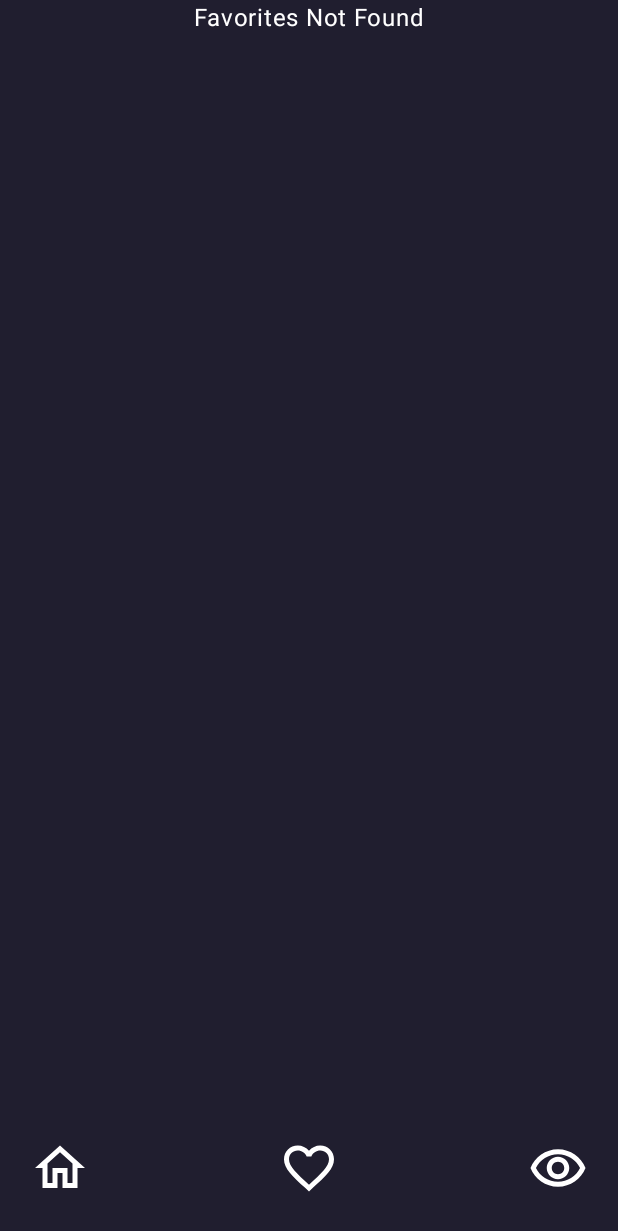
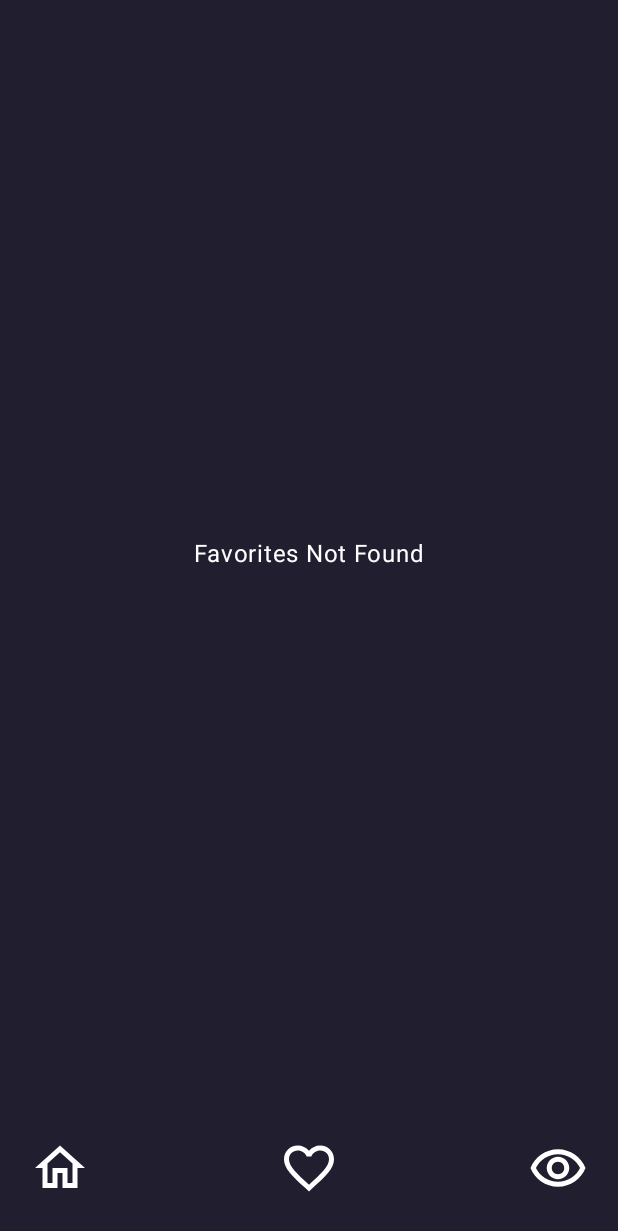
Before and after one commit to Korugan32/TvSeriesApp, an Android app built with Jetpack Compose: the FavoritesScreen screen opened through its navigation route, on a phone screen of 412 x 824 dp. Shown: the top 1231 px of the screen. Run offline under Robolectric (Android 15) with nearby library versions, the phone set to English and light mode, and no system bars; our stand-ins replace Room's generated code, livedata-compose.

Commit message:
Update FavoritesScreen

```diff
--- a/app/src/main/java/com/korugan/tvseriesapp/presentation/screens/favorites/FavoritesScreen.kt
+++ b/app/src/main/java/com/korugan/tvseriesapp/presentation/screens/favorites/FavoritesScreen.kt
@@ -68,15 +68,20 @@ fun FavoritesScreen(navController: NavHostController, detailsViewModel: DetailsV
                 }
             }
         } else {
+            Scaffold(
+                bottomBar = { BottomBar(navController) },
+                containerColor = DefaultTintColor,
+            ) {
                 Column(
-                    modifier = Modifier.fillMaxSize(),
-                    verticalArrangement = Arrangement.SpaceBetween,
+                    modifier = Modifier
+                        .fillMaxSize()
+                        .padding(it),
+                    verticalArrangement = Arrangement.Center,
                     horizontalAlignment = Alignment.CenterHorizontally
                 ) {
                     Text("Favorites Not Found", color = Color.White)
-                    BottomBar(navController)
                 }
-
+            }
         }
     }
 }
```
